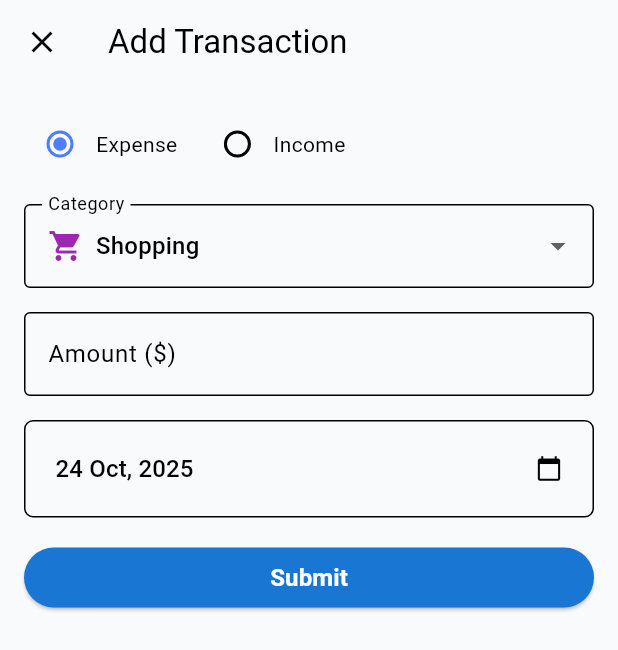
After one commit to raguraman6066/expense-tracker-flutter-bloc-hive, a Flutter app: the AddTransactionScreen screen opened by its route, after a tap on "Submit", on a phone screen of 412 x 824 dp. The commit adds this screen. Shown: the top 650 px of the screen. Run offline on Flutter 3.47's test engine with Material 3 defaults, Android fonts, the phone set to English and light mode, and no system bars.

Commit message:
add transaction added

```diff
--- /dev/null
+++ b/lib/config/routes/app_route.dart
@@ -0,0 +1,32 @@
+import 'package:expensetracker/presentation/screens/add_transaction_screen.dart';
+import 'package:expensetracker/presentation/screens/dashboard_screen.dart';
+import 'package:flutter/material.dart';
+
+class AppRoutes {
+  static const String dashboard = "/";
+  static const String addTransaction = "/add_transaction";
+}
+
+class AppRouter {
+  static Route onGenerateRoute(RouteSettings settings) {
+    switch (settings.name) {
+      case AppRoutes.dashboard:
+        return MaterialPageRoute(builder: (context) => DashboardScreen());
+      case AppRoutes.addTransaction:
+        return MaterialPageRoute(
+          builder: (context) => AddTransactionScreen(),
+          fullscreenDialog: true,
+        );
+      default:
+        return MaterialPageRoute(
+          builder: (context) => Scaffold(
+            body: Center(
+              child: Text(
+                "Something went wrong! \n No route defined for '${settings.name}'",
+              ),
+            ),
+          ),
+        );
+    }
+  }
+}
--- a/lib/main.dart
+++ b/lib/main.dart
@@ -1,3 +1,4 @@
+import 'package:expensetracker/config/routes/app_route.dart';
 import 'package:expensetracker/config/theme/app_theme.dart';
 import 'package:expensetracker/presentation/screens/dashboard_screen.dart';
 import 'package:flutter/material.dart';
@@ -15,8 +16,8 @@ class MyApp extends StatelessWidget {
       debugShowCheckedModeBanner: false,
       title: 'Flutter Demo',
       theme: appTheme,
-
-      home: DashboardScreen(),
+      initialRoute: AppRoutes.dashboard,
+      onGenerateRoute: AppRouter.onGenerateRoute,
     );
   }
 }
--- /dev/null
+++ b/lib/presentation/screens/add_transaction_screen.dart
@@ -0,0 +1,177 @@
+import 'package:expensetracker/data/models/category_model.dart';
+import 'package:expensetracker/data/models/transaction_model.dart';
+import 'package:expensetracker/utils/category_list.dart';
+import 'package:expensetracker/utils/constants.dart';
+import 'package:expensetracker/utils/format_date.dart';
+import 'package:flutter/material.dart';
+
+class AddTransactionScreen extends StatefulWidget {
+  const AddTransactionScreen({super.key});
+
+  @override
+  State<AddTransactionScreen> createState() => _AddTransactionScreenState();
+}
+
+class _AddTransactionScreenState extends State<AddTransactionScreen> {
+  TransactionType _selectedType = TransactionType.expense;
+  CategoryModel _selectedCategory = expenseCategoryList.first;
+  DateTime _selectedDate = DateTime.now();
+  int _transactionId = DateTime.now().millisecondsSinceEpoch % (1 << 28);
+  final _amountController = TextEditingController(text: "");
+  @override
+  void dispose() {
+    _amountController.dispose();
+    super.dispose();
+  }
+
+  Future<void> _selectDate(BuildContext context) async {
+    final DateTime? picked = await showDatePicker(
+      context: context,
+      initialDate: _selectedDate,
+      firstDate: DateTime(DateTime.now().year, 1, 1),
+      lastDate: DateTime.now(),
+    );
+    if (picked != null && picked != _selectedDate) {
+      setState(() {
+        _selectedDate = picked;
+      });
+    }
+  }
+
+  @override
+  Widget build(BuildContext context) {
+    final List<DropdownMenuItem<CategoryModel>> categoryItems =
+        _selectedType == TransactionType.expense
+        ? expenseCategoryList
+              .map((category) => _buildCategoryItem(category))
+              .toList()
+        : incomeCategoryList
+              .map((category) => _buildCategoryItem(category))
+              .toList();
+    return Scaffold(
+      appBar: AppBar(title: Text("Add Transaction")),
+      body: SingleChildScrollView(
+        child: Padding(
+          padding: EdgeInsets.all(defaultSpacing),
+          child: Column(
+            crossAxisAlignment: CrossAxisAlignment.stretch,
+            children: [
+              Row(
+                children: [
+                  _buildRadioButton(TransactionType.expense, "Expense"),
+                  SizedBox(width: defaultSpacing),
+                  _buildRadioButton(TransactionType.income, "Income"),
+                ],
+              ),
+              SizedBox(height: defaultSpacing),
+              DropdownButtonFormField<CategoryModel>(
+                items: categoryItems,
+                value: _selectedCategory,
+                onChanged: (value) {
+                  _selectedCategory = value!;
+                },
+                decoration: InputDecoration(
+                  labelText: "Category",
+                  border: OutlineInputBorder(),
+                ),
+              ),
+              SizedBox(height: defaultSpacing),
+              TextField(
+                controller: _amountController,
+                keyboardType: TextInputType.number,
+                decoration: InputDecoration(
+                  labelText: "Amount (\$)",
+                  border: OutlineInputBorder(),
+                ),
+              ),
+              SizedBox(height: defaultSpacing),
+              TextButton(
+                onPressed: () => _selectDate(context),
+                style: TextButton.styleFrom(
+                  padding: EdgeInsets.all(defaultSpacing + 5),
+                  shape: RoundedRectangleBorder(
+                    borderRadius: BorderRadius.circular(defaultRadius / 2),
+                    side: BorderSide(color: Colors.black),
+                  ),
+                ),
+                child: Row(
+                  mainAxisAlignment: MainAxisAlignment.spaceBetween,
+                  children: [
+                    Text(
+                      formatDate(_selectedDate),
+                      style: TextStyle(
+                        color: Colors.black,
+                        fontSize: defaultFontSize,
+                      ),
+                    ),
+                    Icon(Icons.calendar_today, color: Colors.black),
+                  ],
+                ),
+              ),
+              SizedBox(height: defaultSpacing),
+              ElevatedButton(
+                onPressed: () {
+                  if (RegExp(
+                        r'[0-9]+(\.[0-9]+)?$',
+                      ).hasMatch(_amountController.text.trim()) &&
+                      _amountController.text.isNotEmpty) {
+                    print(_transactionId);
+                    print(_selectedType);
+                    print(_selectedCategory.name);
+                    print(formatDate(_selectedDate));
+                    print(_amountController.text);
+                  }
+                },
+                style: ElevatedButton.styleFrom(
+                  backgroundColor: Theme.of(context).primaryColorDark,
+                ),
+                child: Text(
+                  "Submit",
+                  style: TextStyle(
+                    fontSize: defaultFontSize,
+                    fontWeight: FontWeight.bold,
+                    color: Colors.white,
+                  ),
+                ),
+              ),
+            ],
+          ),
+        ),
+      ),
+    );
+  }
+
+  Widget _buildRadioButton(TransactionType type, String label) {
+    return Row(
+      children: [
+        Radio(
+          value: type,
+          groupValue: _selectedType,
+          activeColor: Theme.of(context).primaryColor,
+          onChanged: (TransactionType? value) {
+            setState(() {
+              _selectedType = value!;
+              _selectedCategory = value == TransactionType.expense
+                  ? expenseCategoryList.first
+                  : incomeCategoryList.first;
+            });
+          },
+        ),
+        Text(label),
+      ],
+    );
+  }
+
+  DropdownMenuItem<CategoryModel> _buildCategoryItem(CategoryModel category) {
+    return DropdownMenuItem(
+      value: category,
+      child: Row(
+        children: [
+          Icon(category.icon, color: category.color),
+          SizedBox(width: defaultSpacing / 2),
+          Text(category.name),
+        ],
+      ),
+    );
+  }
+}
--- a/lib/presentation/screens/dashboard_screen.dart
+++ b/lib/presentation/screens/dashboard_screen.dart
@@ -1,3 +1,4 @@
+import 'package:expensetracker/config/routes/app_route.dart';
 import 'package:expensetracker/presentation/screens/home_screen.dart';
 import 'package:expensetracker/utils/constants.dart';
 import 'package:flutter/material.dart';
@@ -26,7 +27,9 @@ class DashboardScreen extends StatelessWidget {
         ],
       ),
       floatingActionButton: FloatingActionButton(
-        onPressed: () {},
+        onPressed: () {
+          Navigator.pushNamed(context, AppRoutes.addTransaction);
+        },
         shape: CircleBorder(),
         child: Icon(Icons.add),
       ),
```
